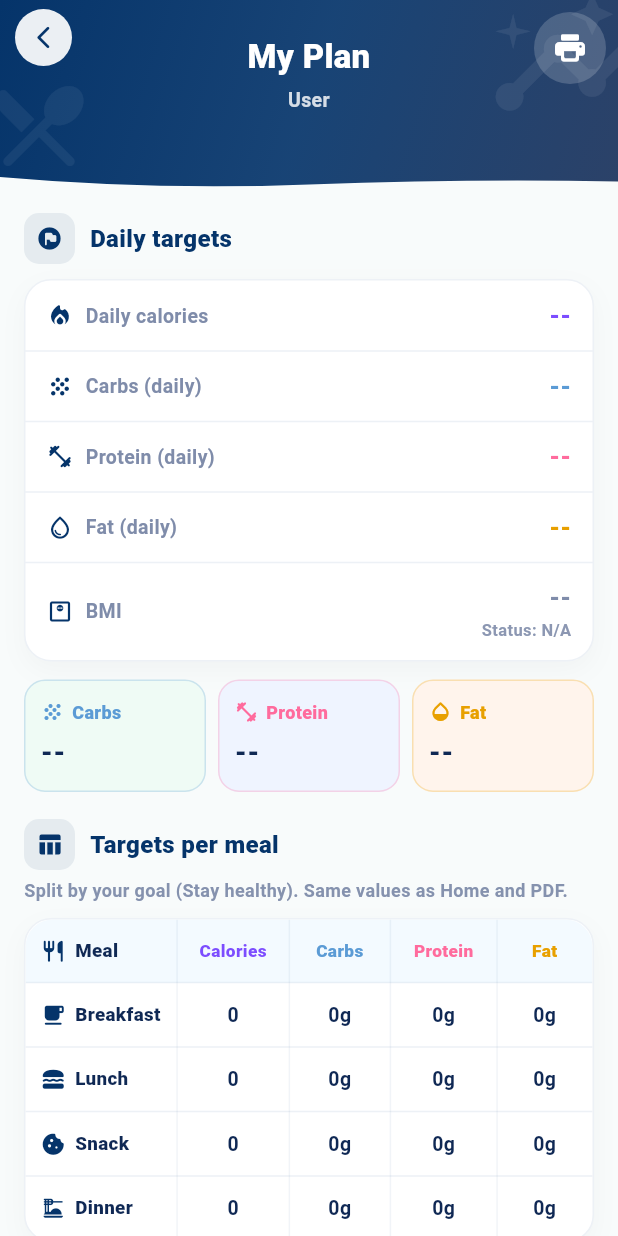
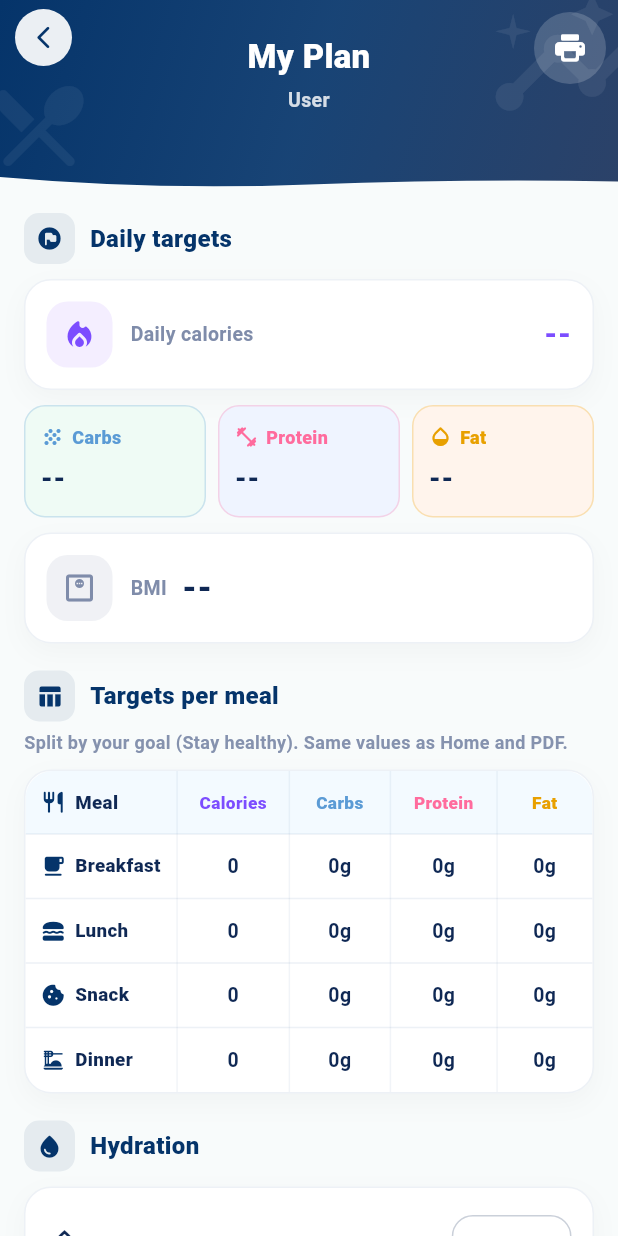
Before and after one commit to s12112343-cyber/Yummy, a Flutter app: the MyPlanScreen screen opened directly, on a phone screen of 412 x 824 dp. Run offline on Flutter 3.47's test engine with Material 3 defaults, Android fonts, the phone set to English and light mode, and no system bars; our stand-ins replace barcode_widget, cached_network_image, csv, firebase_core, firebase_messaging, fl_chart and 9 more; missing offline and left inert: mobile_scanner; accounts and stored records are empty; network calls fail; project files that could hold a hidden picture were left out.

Commit message:
final project

```diff
--- a/frontend/lib/features/plan/my_plan_screen.dart
+++ b/frontend/lib/features/plan/my_plan_screen.dart
@@ -92,12 +92,8 @@ class _MyPlanScreenState extends State<MyPlanScreen>
     return (label: 'Obese', color: const Color(0xFFFF5E5E));
   }
 
-  ({
-    int dailyCalories,
-    int dailyProtein,
-    int dailyFat,
-    int dailyCarbs,
-  }) _resolveDailyTargets(
+  ({int dailyCalories, int dailyProtein, int dailyFat, int dailyCarbs})
+  _resolveDailyTargets(
     HomeProvider homeProvider,
     Map<String, dynamic> profile,
   ) {
@@ -270,15 +266,19 @@ class _MyPlanScreenState extends State<MyPlanScreen>
               pw.Text('Daily targets', style: sectionTitleStyle),
               pw.SizedBox(height: 8),
               summaryTable([
-                ['Daily calories', dailyCalories > 0 ? '$dailyCalories kcal' : '--'],
+                [
+                  'Daily calories',
+                  dailyCalories > 0 ? '$dailyCalories kcal' : '--',
+                ],
                 ['Carbs (daily)', dailyCarbs > 0 ? '${dailyCarbs}g' : '--'],
-                ['Protein (daily)', dailyProtein > 0 ? '${dailyProtein}g' : '--'],
+                [
+                  'Protein (daily)',
+                  dailyProtein > 0 ? '${dailyProtein}g' : '--',
+                ],
                 ['Fat (daily)', dailyFat > 0 ? '${dailyFat}g' : '--'],
                 [
                   'BMI',
-                  bmi > 0
-                      ? '${bmi.toStringAsFixed(1)} ($bmiLabel)'
-                      : '--',
+                  bmi > 0 ? '${bmi.toStringAsFixed(1)} ($bmiLabel)' : '--',
                 ],
                 [
                   'Water goal (daily)',
@@ -302,9 +302,21 @@ class _MyPlanScreenState extends State<MyPlanScreen>
                     decoration: const pw.BoxDecoration(color: headerFill),
                     children: [
                       tableCell('Meal', bold: true),
-                      tableCell('Calories', bold: true, align: pw.TextAlign.center),
-                      tableCell('Carbs', bold: true, align: pw.TextAlign.center),
-                      tableCell('Protein', bold: true, align: pw.TextAlign.center),
+                      tableCell(
+                        'Calories',
+                        bold: true,
+                        align: pw.TextAlign.center,
+                      ),
+                      tableCell(
+                        'Carbs',
+                        bold: true,
+                        align: pw.TextAlign.center,
+                      ),
+                      tableCell(
+                        'Protein',
+                        bold: true,
+                        align: pw.TextAlign.center,
+                      ),
                       tableCell('Fat', bold: true, align: pw.TextAlign.center),
                     ],
                   ),
@@ -312,21 +324,45 @@ class _MyPlanScreenState extends State<MyPlanScreen>
                     (row) => pw.TableRow(
                       children: [
                         tableCell(row.label, bold: true),
-                        tableCell('${row.calories}', align: pw.TextAlign.center),
+                        tableCell(
+                          '${row.calories}',
+                          align: pw.TextAlign.center,
+                        ),
                         tableCell('${row.carbs}g', align: pw.TextAlign.center),
-                        tableCell('${row.protein}g', align: pw.TextAlign.center),
+                        tableCell(
+                          '${row.protein}g',
+                          align: pw.TextAlign.center,
+                        ),
                         tableCell('${row.fat}g', align: pw.TextAlign.center),
                       ],
                     ),
                   ),
                   pw.TableRow(
-                    decoration: const pw.BoxDecoration(color: PdfColors.grey100),
+                    decoration: const pw.BoxDecoration(
+                      color: PdfColors.grey100,
+                    ),
                     children: [
                       tableCell('Daily total', bold: true),
-                      tableCell('$dailyCalories', bold: true, align: pw.TextAlign.center),
-                      tableCell('${dailyCarbs}g', bold: true, align: pw.TextAlign.center),
-                      tableCell('${dailyProtein}g', bold: true, align: pw.TextAlign.center),
-                      tableCell('${dailyFat}g', bold: true, align: pw.TextAlign.center),
+                      tableCell(
+                        '$dailyCalories',
+                        bold: true,
+                        align: pw.TextAlign.center,
+                      ),
+                      tableCell(
+                        '${dailyCarbs}g',
+                        bold: true,
+                        align: pw.TextAlign.center,
+                      ),
+                      tableCell(
+                        '${dailyProtein}g',
+                        bold: true,
+                        align: pw.TextAlign.center,
+                      ),
+                      tableCell(
+                        '${dailyFat}g',
+                        bold: true,
+                        align: pw.TextAlign.center,
+                      ),
                     ],
                   ),
                 ],
@@ -337,7 +373,10 @@ class _MyPlanScreenState extends State<MyPlanScreen>
               pw.Text(
                 'Generated ${DateTime.now().toLocal()}',
                 textAlign: pw.TextAlign.center,
-                style: const pw.TextStyle(fontSize: 9, color: PdfColors.grey600),
+                style: const pw.TextStyle(
+                  fontSize: 9,
+                  color: PdfColors.grey600,
+                ),
               ),
             ],
           );
@@ -446,7 +485,10 @@ class _MyPlanScreenState extends State<MyPlanScreen>
                     shape: const CircleBorder(),
                     child: IconButton(
                       tooltip: 'Export PDF',
-                      icon: const Icon(Icons.print_rounded, color: Colors.white),
+                      icon: const Icon(
+                        Icons.print_rounded,
+                        color: Colors.white,
+                      ),
                       onPressed: onPrint,
                     ),
                   ),
@@ -513,14 +555,6 @@ class _MyPlanScreenState extends State<MyPlanScreen>
         ),
       ],
     );
-  }
-
-  IconData _summaryIcon(String label) {
-    if (label.contains('calories')) return Icons.local_fire_department_rounded;
-    if (label.contains('Carbs')) return Icons.grain_rounded;
-    if (label.contains('Protein')) return Icons.fitness_center_rounded;
-    if (label.contains('Fat')) return Icons.water_drop_outlined;
-    return Icons.monitor_weight_outlined;
   }
 
   IconData _mealIcon(String mealLabel) {
@@ -604,116 +638,112 @@ class _MyPlanScreenState extends State<MyPlanScreen>
     );
   }
 
-  Widget _summaryTable({
-    required int dailyCalories,
-    required int dailyCarbs,
-    required int dailyProtein,
-    required int dailyFat,
-    required double bmi,
-    required String bmiLabel,
-    required Color bmiColor,
-  }) {
+  Widget _calorieCard(int dailyCalories) {
     return _card(
-      child: Table(
-        columnWidths: const {
-          0: FlexColumnWidth(1.35),
-          1: FlexColumnWidth(1),
-        },
-        border: TableBorder(
-          horizontalInside: BorderSide(
-            color: AppColors.royalBlue.withValues(alpha: 0.08),
+      child: Padding(
+        padding: const EdgeInsets.symmetric(horizontal: 14, vertical: 14),
+        child: Row(
+          children: [
+            Container(
+              width: 44,
+              height: 44,
+              decoration: BoxDecoration(
+                color: AppColors.caloriesBg,
+                borderRadius: BorderRadius.circular(14),
+              ),
+              child: const Icon(
+                Icons.local_fire_department_rounded,
+                color: AppColors.caloriesPurple,
               ),
             ),
-        defaultVerticalAlignment: TableCellVerticalAlignment.middle,
-        children: [
-          _summaryRow(
-            label: 'Daily calories',
-            value: dailyCalories > 0 ? '$dailyCalories kcal' : '--',
-            valueColor: AppColors.caloriesPurple,
-          ),
-          _summaryRow(
-            label: 'Carbs (daily)',
-            value: dailyCarbs > 0 ? '${dailyCarbs}g' : '--',
-            valueColor: AppColors.macroCarbs,
-          ),
-          _summaryRow(
-            label: 'Protein (daily)',
-            value: dailyProtein > 0 ? '${dailyProtein}g' : '--',
-            valueColor: AppColors.macroProtein,
-          ),
-          _summaryRow(
-            label: 'Fat (daily)',
-            value: dailyFat > 0 ? '${dailyFat}g' : '--',
-            valueColor: AppColors.macroFat,
-          ),
-          _summaryRow(
-            label: 'BMI',
-            value: bmi > 0 ? bmi.toStringAsFixed(1) : '--',
-            subtitle: 'Status: $bmiLabel',
-            valueColor: bmiColor,
-          ),
-        ],
-      ),
-    );
-  }
-
-  TableRow _summaryRow({
-    required String label,
-    required String value,
-    String? subtitle,
-    Color? valueColor,
-  }) {
-    return TableRow(
-      children: [
-        Padding(
-          padding: const EdgeInsets.fromLTRB(14, 12, 8, 12),
-          child: Row(
-            children: [
-              Icon(_summaryIcon(label), size: 18, color: AppColors.navy),
-              const SizedBox(width: 8),
-              Expanded(
+            const SizedBox(width: 12),
+            const Expanded(
               child: Text(
-                  label,
-                  style: const TextStyle(
+                'Daily calories',
+                style: TextStyle(
                   fontSize: 13,
                   fontWeight: FontWeight.w700,
                   color: AppColors.blueGray,
                 ),
               ),
             ),
+            Text(
+              dailyCalories > 0 ? '$dailyCalories kcal' : '--',
+              style: const TextStyle(
+                fontSize: 20,
+                fontWeight: FontWeight.w900,
+                color: AppColors.caloriesPurple,
+              ),
+            ),
           ],
         ),
       ),
-        Padding(
-          padding: const EdgeInsets.fromLTRB(8, 12, 14, 12),
-          child: Column(
-            crossAxisAlignment: CrossAxisAlignment.end,
+    );
+  }
+
+  Widget _bmiCard({
+    required double bmi,
+    required String bmiLabel,
+    required Color bmiColor,
+  }) {
+    final hasBmi = bmi > 0;
+
+    return _card(
+      child: Padding(
+        padding: const EdgeInsets.symmetric(horizontal: 14, vertical: 14),
+        child: Row(
           children: [
-              Text(
-                value,
-                textAlign: TextAlign.end,
+            Container(
+              width: 44,
+              height: 44,
+              decoration: BoxDecoration(
+                color: bmiColor.withValues(alpha: 0.12),
+                borderRadius: BorderRadius.circular(14),
+              ),
+              child: Icon(Icons.monitor_weight_outlined, color: bmiColor),
+            ),
+            const SizedBox(width: 12),
+            const Text(
+              'BMI',
               style: TextStyle(
-                  fontSize: 16,
-                  fontWeight: FontWeight.w900,
-                  color: valueColor ?? AppColors.deepBlue,
+                fontSize: 13,
+                fontWeight: FontWeight.w700,
+                color: AppColors.blueGray,
               ),
             ),
-              if (subtitle != null) ...[
-                const SizedBox(height: 2),
+            const SizedBox(width: 10),
             Text(
-                  subtitle,
-                  textAlign: TextAlign.end,
+              hasBmi ? bmi.toStringAsFixed(1) : '--',
               style: TextStyle(
-                    fontSize: 11,
-                    fontWeight: FontWeight.w600,
-                    color: AppColors.blueGray.withValues(alpha: 0.9),
+                fontSize: 22,
+                fontWeight: FontWeight.w900,
+                color: hasBmi ? bmiColor : AppColors.deepBlue,
+              ),
+            ),
+            const Spacer(),
+            if (hasBmi)
+              Container(
+                padding: const EdgeInsets.symmetric(
+                  horizontal: 12,
+                  vertical: 8,
+                ),
+                decoration: BoxDecoration(
+                  color: bmiColor.withValues(alpha: 0.14),
+                  borderRadius: BorderRadius.circular(20),
+                  border: Border.all(color: bmiColor.withValues(alpha: 0.35)),
+                ),
+                child: Text(
+                  bmiLabel,
+                  style: TextStyle(
+                    fontSize: 12.5,
+                    fontWeight: FontWeight.w800,
+                    color: bmiColor,
+                  ),
                 ),
               ),
           ],
-            ],
         ),
       ),
-      ],
     );
   }
 
@@ -824,8 +854,10 @@ class _MyPlanScreenState extends State<MyPlanScreen>
     required double dailyWaterGoalL,
     required ValueChanged<double> onGoalChangedLiters,
   }) {
-    final editingValue =
-        (_pendingWaterGoalL ?? dailyWaterGoalL).clamp(0.5, 6.0);
+    final editingValue = (_pendingWaterGoalL ?? dailyWaterGoalL).clamp(
+      0.5,
+      6.0,
+    );
     final displayGoal = _isEditingWaterGoal ? editingValue : dailyWaterGoalL;
 
     return _card(
@@ -836,7 +868,10 @@ class _MyPlanScreenState extends State<MyPlanScreen>
           children: [
             Row(
               children: [
-                const Icon(Icons.water_drop_outlined, color: AppColors.deepBlue),
+                const Icon(
+                  Icons.water_drop_outlined,
+                  color: AppColors.deepBlue,
+                ),
                 const SizedBox(width: 8),
                 const Text(
                   'Daily water goal',
@@ -979,8 +1014,10 @@ class _MyPlanScreenState extends State<MyPlanScreen>
                     padding: const EdgeInsets.symmetric(vertical: 12),
                   ),
                   onPressed: () {
-                    final value = (_pendingWaterGoalL ?? dailyWaterGoalL)
-                        .clamp(0.5, 6.0);
+                    final value = (_pendingWaterGoalL ?? dailyWaterGoalL).clamp(
+                      0.5,
+                      6.0,
+                    );
                     onGoalChangedLiters(value);
                     setState(() {
                       _isEditingWaterGoal = false;
@@ -1087,22 +1124,9 @@ class _MyPlanScreenState extends State<MyPlanScreen>
                           Icons.flag_circle_rounded,
                         ),
                         const SizedBox(height: 10),
-                        _summaryTable(
-                          dailyCalories: dailyCalories,
-                          dailyCarbs: dailyCarbs,
-                          dailyProtein: dailyProtein,
-                          dailyFat: dailyFat,
-                          bmi: bmi,
-                          bmiLabel: status.label,
-                          bmiColor: status.color,
-                        ),
-                      ],
-                    ),
-                  ),
-                  const SizedBox(height: 12),
-                  _animatedBlock(
-                    index: 1,
-                    child: Row(
+                        _calorieCard(dailyCalories),
+                        const SizedBox(height: 10),
+                        Row(
                           children: [
                             _macroChip(
                               label: 'Carbs',
@@ -1114,7 +1138,9 @@ class _MyPlanScreenState extends State<MyPlanScreen>
                             const SizedBox(width: 8),
                             _macroChip(
                               label: 'Protein',
-                          value: dailyProtein > 0 ? '${dailyProtein}g' : '--',
+                              value: dailyProtein > 0
+                                  ? '${dailyProtein}g'
+                                  : '--',
                               color: AppColors.macroProtein,
                               background: AppColors.proteinBg,
                               icon: Icons.fitness_center_rounded,
@@ -1129,10 +1155,18 @@ class _MyPlanScreenState extends State<MyPlanScreen>
                             ),
                           ],
                         ),
+                        const SizedBox(height: 10),
+                        _bmiCard(
+                          bmi: bmi,
+                          bmiLabel: status.label,
+                          bmiColor: status.color,
+                        ),
+                      ],
+                    ),
                   ),
                   const SizedBox(height: 18),
                   _animatedBlock(
-                    index: 2,
+                    index: 1,
                     child: Column(
                       crossAxisAlignment: CrossAxisAlignment.start,
                       children: [
@@ -1157,14 +1191,11 @@ class _MyPlanScreenState extends State<MyPlanScreen>
                   ),
                   const SizedBox(height: 18),
                   _animatedBlock(
-                    index: 3,
+                    index: 2,
                     child: Column(
                       crossAxisAlignment: CrossAxisAlignment.start,
                       children: [
-                        _sectionTitle(
-                          'Hydration',
-                          Icons.water_drop_rounded,
-                        ),
+                        _sectionTitle('Hydration', Icons.water_drop_rounded),
                         const SizedBox(height: 10),
                         _waterCard(
                           dailyWaterGoalL: dailyWaterGoalL,
@@ -1176,7 +1207,7 @@ class _MyPlanScreenState extends State<MyPlanScreen>
                   ),
                   const SizedBox(height: 14),
                   _animatedBlock(
-                    index: 4,
+                    index: 3,
                     child: _card(
                       child: Padding(
                         padding: const EdgeInsets.all(14),
--- a/frontend/lib/features/screen/page_admin_screen/admin_orders_page.dart
+++ b/frontend/lib/features/screen/page_admin_screen/admin_orders_page.dart
@@ -116,9 +116,22 @@ class _AdminOrdersPageState extends State<AdminOrdersPage>
       );
 
       if (response.statusCode == 200) {
-        final data = jsonDecode(response.body);
+       final decoded = jsonDecode(response.body);
+
+List rawList = [];
+
+if (decoded is Map && decoded['orders'] is List) {
+  rawList = decoded['orders'];
+} else if (decoded is Map && decoded['data'] is List) {
+  rawList = decoded['data'];
+}
+
 setState(() {
-          _orders = data['orders'] ?? data['data'] ?? [];
+  _orders = rawList
+      .whereType<Map>()
+      .map((e) => Map<String, dynamic>.from(e))
+      .toList();
+
   _loading = false;
 });
       } else {
@@ -167,14 +180,28 @@ class _AdminOrdersPageState extends State<AdminOrdersPage>
 
   List<dynamic> get _filteredOrders {
   return _orders.where((order) {
-      final status = order['status']?.toString().toLowerCase() ?? '';
+    if (order is! Map) return false;
+
+    final status = (order['status'] ?? '').toString().toLowerCase();
+
     final chef = order['chefId'];
     final user = order['userId'];
-      final chefName = (chef?['businessName'] ?? chef?['name'] ?? '')
+
+    final chefName = (chef is Map)
+        ? (chef['businessName'] ?? chef['name'] ?? '')
+            .toString()
+            .toLowerCase()
+        : '';
+
+    final userName = (user is Map)
+        ? (user['name'] ?? '')
+            .toString()
+            .toLowerCase()
+        : (order['customerName'] ?? '')
+            .toString()
             .toLowerCase();
-      final userName = (user?['name'] ?? order['customerName'] ?? '')
-          .toLowerCase();
-      final orderId = order['_id'].toString().toLowerCase();
+
+    final orderId = (order['_id'] ?? '').toString().toLowerCase();
     final query = _searchQuery.toLowerCase();
 
     final matchesSearch =
@@ -230,12 +257,12 @@ class _AdminOrdersPageState extends State<AdminOrdersPage>
         return status;
     }
   }
-
 @override
 Widget build(BuildContext context) {
   return Scaffold(
     backgroundColor: const Color(0xFFF8F9FA),
-      body: Column(
+    body: SafeArea(
+      child: Column(
         children: [
           const SizedBox(height: 14),
 
@@ -264,18 +291,32 @@ class _AdminOrdersPageState extends State<AdminOrdersPage>
           _buildTabs(),
 
           Expanded(
-            child: _loading
-                ? _buildLoadingShimmer()
-                : _error.isNotEmpty
-                ? _buildErrorWidget()
-                : _filteredOrders.isEmpty
-                ? _buildEmptyWidget()
-                : RefreshIndicator(
+            child: Builder(
+              builder: (context) {
+                try {
+                  if (_loading) return _buildLoadingShimmer();
+
+                  if (_error.isNotEmpty) return _buildErrorWidget();
+
+                  if (_filteredOrders.isEmpty) return _buildEmptyWidget();
+
+                  return RefreshIndicator(
                     onRefresh: _loadOrders,
                     child: _buildOrdersList(),
+                  );
+                } catch (e) {
+                  return Center(
+                    child: Text(
+                      'Something went wrong',
+                      style: const TextStyle(color: Colors.red),
+                    ),
+                  );
+                }
+              },
             ),
           ),
         ],
+      ),
     ),
   );
 }
@@ -440,8 +481,14 @@ class _AdminOrdersPageState extends State<AdminOrdersPage>
   Widget _buildOrderCard(dynamic order) {
     final chef = order['chefId'];
 final user = order['userId'];
-    final chefName = chef?['businessName'] ?? chef?['name'] ?? 'Unknown Chef';
-    final userName = user?['name'] ?? order['customerName'] ?? 'Unknown User';
+
+final chefName = (chef is Map)
+    ? (chef['businessName'] ?? chef['name'] ?? 'Unknown Chef')
+    : 'Unknown Chef';
+
+final userName = (user is Map)
+    ? (user['name'] ?? 'Unknown User')
+    : (order['customerName'] ?? 'Unknown User');
     final dishName = order['dishName'] ?? '';
     final quantity = order['quantity'] ?? 1;
     final singlePrice = (order['price'] ?? 0).toDouble();
```
Lines whose indentation alone changed are shown as unchanged.
